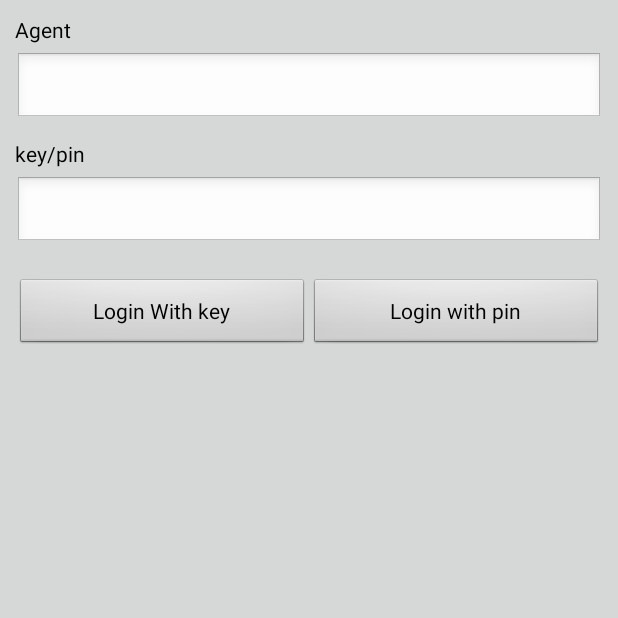
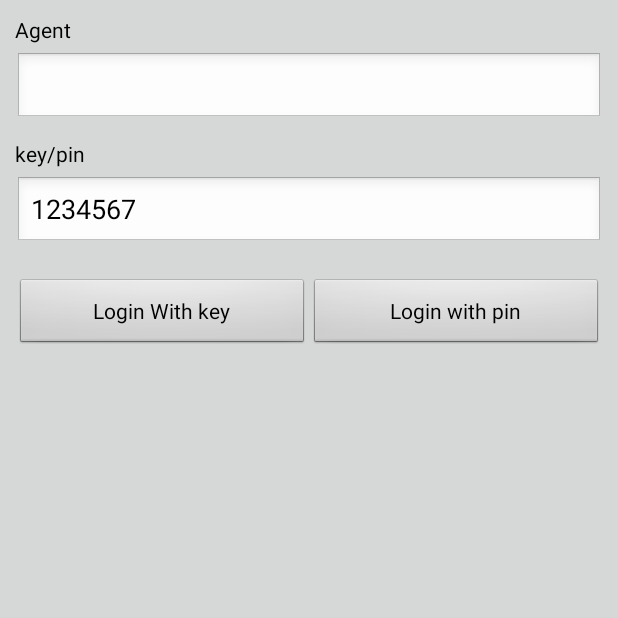
Before and after one commit to mattias-joelson/asabah2, an Android app: the screen it shows after launch (main), on a phone screen of 412 x 824 dp, the top half of it. Run offline under Robolectric (Android 15) with nearby library versions, the phone set to English and light mode, and no system bars.

Commit message:
#2 fix login so it now works #5 remove fixed warnings

```diff
--- a/app/src/main/java/se/stny/thegridclient/upload.java
+++ b/app/src/main/java/se/stny/thegridclient/upload.java
@@ -174,13 +174,13 @@ public class upload extends Activity {
         emailIntent.putExtra(android.content.Intent.EXTRA_TEXT, data);
         emailIntent.putExtra(Intent.EXTRA_STREAM, imageUri);
         startActivity(Intent.createChooser(emailIntent, "Send debug data..."));
-        parseTextToVars(data);
+        //parseTextToVars(data);
     }
 
 
-    private void parseTextToVars(String data) {
+    //private void parseTextToVars(String data) {
 
-    }
+    //}
 
     private void debug(String string) {
         Context context = getApplicationContext();
--- a/app/src/main/java/se/stny/thegridclient/util/userSettings.java
+++ b/app/src/main/java/se/stny/thegridclient/util/userSettings.java
@@ -13,9 +13,9 @@ import se.stny.thegridclient.user;
 
 public class userSettings {
     // User name (make variable public to access from outside)
-    public static final String KEY_NAME = "name";
+    public static final String AGENT_NAME = "AGENT_NAME";
     // Email address (make variable public to access from outside)
-    public static final String IMAGE_URL = "email";
+    public static final String IMAGE_URL = "IMAGE_URL";
     // Sharedpref file name
     private static final String PREF_NAME = "TheGridClientPrefs";
     // All Shared Preferences Keys
@@ -40,15 +40,15 @@ public class userSettings {
     /**
      * Create login session
      */
-    public void createLoginSession(String name, String email) {
+    public void createLoginSession(String name, String profile_pic) {
         // Storing login value as TRUE
         editor.putBoolean(IS_LOGIN, true);
 
         // Storing name in pref
-        editor.putString(KEY_NAME, name);
+        editor.putString(AGENT_NAME, name);
 
         // Storing email in pref
-        editor.putString(IMAGE_URL, email);
+        editor.putString(IMAGE_URL, profile_pic);
 
         // commit changes
         editor.commit();
@@ -97,7 +97,7 @@ public class userSettings {
     public HashMap<String, String> getUserDetails() {
         HashMap<String, String> user = new HashMap<>();
         // user name
-        user.put(KEY_NAME, pref.getString(KEY_NAME, null));
+        user.put(AGENT_NAME, pref.getString(AGENT_NAME, null));
 
         // user email id
         user.put(IMAGE_URL, pref.getString(IMAGE_URL, null));
--- a/app/src/main/res/layout/activity_main.xml
+++ b/app/src/main/res/layout/activity_main.xml
@@ -11,7 +11,7 @@
         android:layout_height="wrap_content"
         android:layout_marginBottom="5dip"
         android:singleLine="true"
-        android:text="Agent"
+        android:text="@string/lblAgent"
         android:textColor="#000000" />
 
     <!-- Email input text -->
@@ -20,6 +20,8 @@
         android:layout_width="fill_parent"
         android:layout_height="wrap_content"
         android:layout_marginBottom="10dip"
+        android:inputType="text"
+        android:text=""
         android:textColor="#000000" />
 
     <!-- Password Label -->
@@ -39,13 +41,14 @@
         android:layout_marginBottom="20dip"
         android:password="false"
         android:singleLine="true"
+        android:text="1234567"
         android:textColor="#000000" />
 
     <!-- Login button -->
     <LinearLayout
         android:layout_width="match_parent"
         android:layout_height="match_parent"
-        android:layout_below="@+id/head"
+
         android:orientation="horizontal">
 
         <LinearLayout
@@ -60,7 +63,7 @@
                 android:id="@+id/btnLoginKey"
                 android:layout_width="fill_parent"
                 android:layout_height="wrap_content"
-                android:text="Login With key" />
+                android:text="@string/LoginWIthKey" />
         </LinearLayout>
 
         <LinearLayout
@@ -75,7 +78,7 @@
                 android:id="@+id/btnLoginPin"
                 android:layout_width="fill_parent"
                 android:layout_height="wrap_content"
-                android:text="Login with pin" />
+                android:text="@string/lblLoginPinKey" />
         </LinearLayout>
 
     </LinearLayout>
--- a/app/src/main/res/values/strings.xml
+++ b/app/src/main/res/values/strings.xml
@@ -7,5 +7,11 @@
     <string name="hello_world">Hello world!</string>
     <string name="action_settings">Settings</string>
     <string name="title_activity_user">user</string>
+    <string name="API_KEY">12345</string>
+    <string name="lblAgent">Agent</string>
+    <string name="lblLoginPinKey">Login with pin</string>
+    <string name="LoginWIthKey">Login With key</string>
+    <string name="lblLogout">Logout</string>
+    <string name="userProfilePic">userProfilePicture</string>
 
 </resources>
```
Also changed, not shown: app/src/main/AndroidManifest.xml (+3 -4 lines), app/src/main/java/se/stny/thegridclient/main.java (+12 -2 lines), app/src/main/java/se/stny/thegridclient/user.java (+24 -3 lines), app/src/main/java/se/stny/thegridclient/util/DownloadImageTask.java (added, +36 -0 lines), app/src/main/java/se/stny/thegridclient/util/theGridClient.java (+32 -8 lines), app/src/main/res/layout/activity_upload.xml (+5 -16 lines), app/src/main/res/layout/activity_user.xml (+13 -4 lines).
